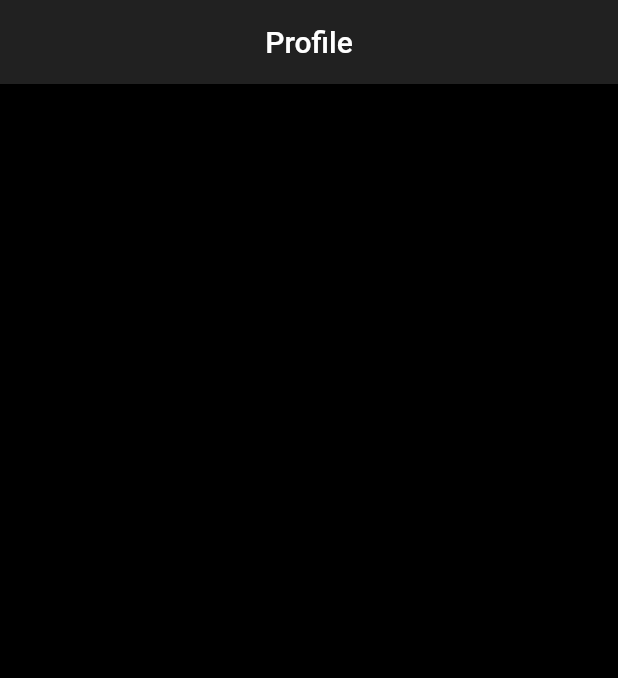
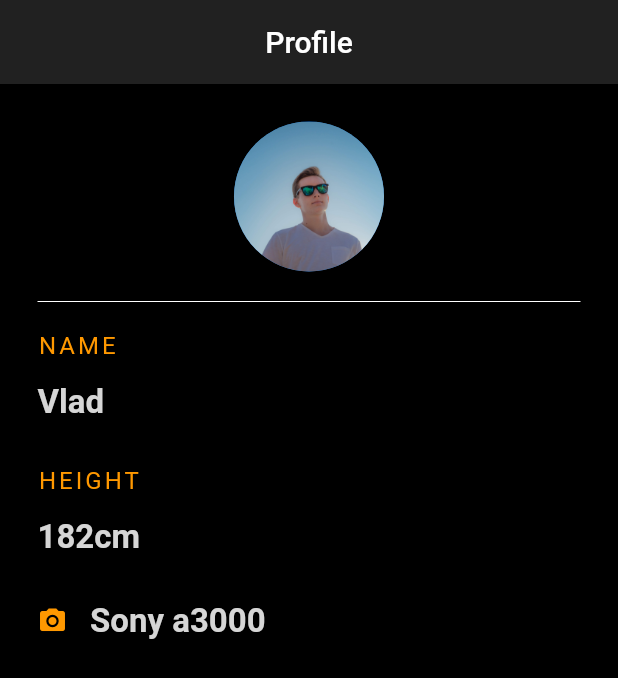
Before and after one commit to vladimirmak02/fluttertest, a Flutter app: the screen it shows after launch, on a phone screen of 412 x 824 dp. Shown: the top 678 px of the screen. Run offline on Flutter 3.47's test engine with Material 2 defaults, Android fonts, the phone set to English and light mode, and no system bars.

Commit message:
Fixed small error with margin that was too large.

```diff
--- a/lib/main.dart
+++ b/lib/main.dart
@@ -17,21 +17,20 @@ class Profile extends StatelessWidget {
           elevation: 0,
         ),
         body: Container(
-          margin: EdgeInsets.all(250),
+          margin: EdgeInsets.all(25),
           child: Column(
             crossAxisAlignment: CrossAxisAlignment.start,
             children: <Widget>[
-//              Container(
-//                margin: EdgeInsets.only(left: 50),
-//                child: CircleAvatar(
-//                  backgroundImage: AssetImage('assets/thumb.jpg'),
-//                  radius: 50,
-//                ),
-//              ),
-//              Divider(
-//                height: 40,
-//                color: Colors.white,
-//              ),
+              Center(
+                child: CircleAvatar(
+                  backgroundImage: AssetImage('assets/thumb.jpg'),
+                  radius: 50,
+                ),
+              ),
+              Divider(
+                height: 40,
+                color: Colors.white,
+              ),
               Text(
                 'NAME',
                 style: TextStyle(
```
